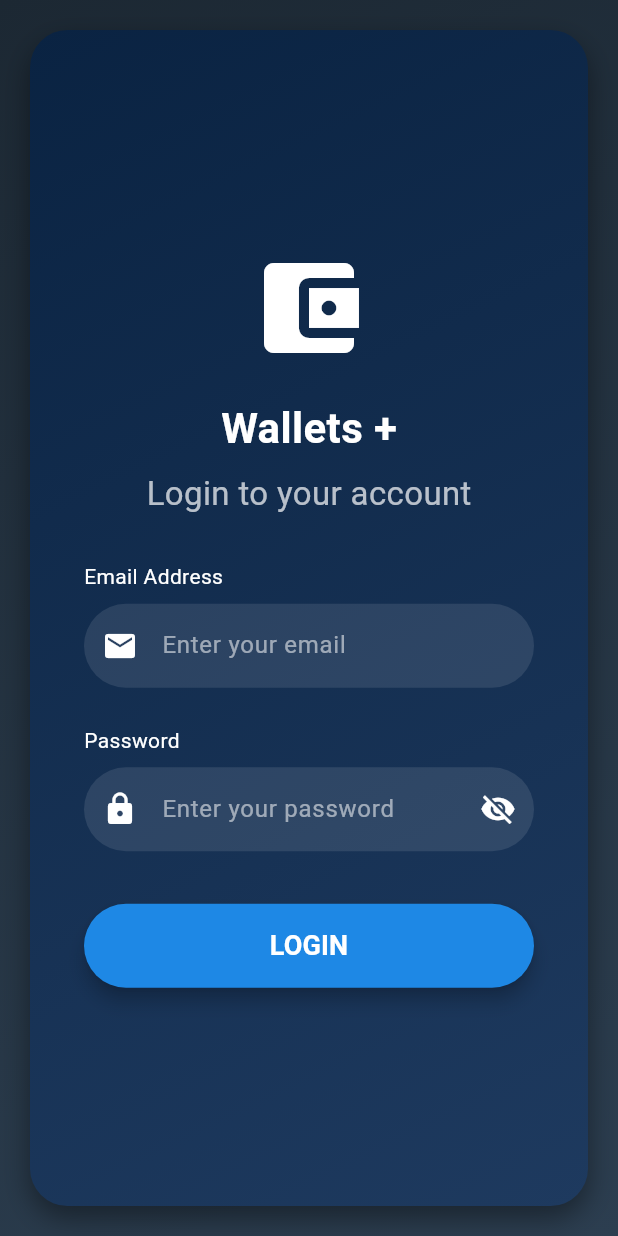
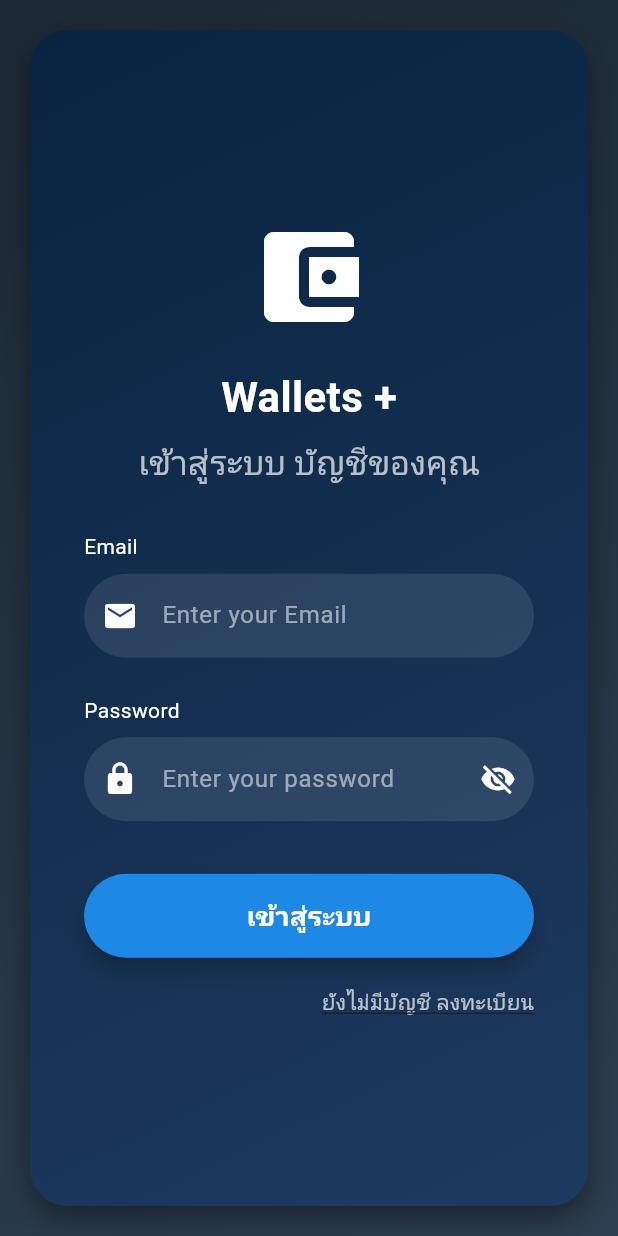
Before and after one commit to PornpapatDps/login_signup, a Flutter app: the screen it shows after launch, on a phone screen of 412 x 824 dp. Run offline on Flutter 3.47's test engine with Material 3 defaults, Android fonts, the phone set to English and light mode, and no system bars; our stand-ins replace cloud_firestore, firebase_auth, firebase_core; accounts and stored records are empty.

Commit message:
Update login.dart

```diff
--- a/lib/pages/login.dart
+++ b/lib/pages/login.dart
@@ -1,4 +1,5 @@
 import 'package:flutter/material.dart';
+import 'package:login_signup/pages/signup.dart';
 import '../database/auth.dart';
 import '../database/database_helper.dart';
 import 'transaction.dart';
@@ -18,8 +19,10 @@ class _LoginScreenState extends State<LoginScreen> {
 
   final Color primaryColor = const Color(0xFF1E88E5); // สีฟ้าสว่าง
   final Color secondaryColor = const Color(0xFF1565C0); // สีกรมท่าเข้ม
-  final Color backgroundColor = const Color(0xFF1C2833); // พื้นหลังโทนกรมท่าไล่สีเข้มไปอ่อน
-  final Color cardStartColor = const Color(0xFF0A2342); // ไล่สีการ์ดเริ่มต้น (เข้ม)
+  final Color backgroundColor =
+      const Color(0xFF1C2833); // พื้นหลังโทนกรมท่าไล่สีเข้มไปอ่อน
+  final Color cardStartColor =
+      const Color(0xFF0A2342); // ไล่สีการ์ดเริ่มต้น (เข้ม)
   final Color cardEndColor = const Color(0xFF1E3A5F); // ไล่สีการ์ด (อ่อนกว่า)
 
   Future _showAlert(BuildContext context, String message) {
@@ -27,14 +30,18 @@ class _LoginScreenState extends State<LoginScreen> {
       context: context,
       builder: (BuildContext context) {
         return AlertDialog(
-        contentPadding: EdgeInsets.zero, // ใช้เป็น 0 เพื่อให้ใช้ได้ทั้ง Container
+          contentPadding:
+              EdgeInsets.zero, // ใช้เป็น 0 เพื่อให้ใช้ได้ทั้ง Container
           shape: const RoundedRectangleBorder(
             borderRadius: BorderRadius.all(Radius.circular(18.0)),
           ),
           content: Container(
             decoration: const BoxDecoration(
               gradient: LinearGradient(
-              colors: [Color(0xFF0A2342), Color(0xFF1E3A5F)], // ไล่สีการ์ดใน Alert
+                colors: [
+                  Color(0xFF0A2342),
+                  Color(0xFF1E3A5F)
+                ], // ไล่สีการ์ดใน Alert
                 begin: Alignment.topLeft,
                 end: Alignment.bottomRight,
               ),
@@ -75,14 +82,16 @@ class _LoginScreenState extends State<LoginScreen> {
     );
   }
 
-
   @override
   Widget build(BuildContext context) {
     return Scaffold(
       body: Container(
         decoration: const BoxDecoration(
           gradient: LinearGradient(
-            colors: [Color(0xFF1C2833), Color(0xFF2C3E50)], // ไล่สีพื้นหลัง กรมท่าเข้มไปอ่อน
+            colors: [
+              Color(0xFF1C2833),
+              Color(0xFF2C3E50)
+            ], // ไล่สีพื้นหลัง กรมท่าเข้มไปอ่อน
             begin: Alignment.topLeft,
             end: Alignment.bottomRight,
           ),
@@ -127,7 +136,7 @@ class _LoginScreenState extends State<LoginScreen> {
                   ),
                   const SizedBox(height: 8.0),
                   const Text(
-                    'Login to your account',
+                    'เข้าสู่ระบบ บัญชีของคุณ',
                     style: TextStyle(
                       fontSize: 22,
                       color: Colors.white70,
@@ -135,8 +144,8 @@ class _LoginScreenState extends State<LoginScreen> {
                   ),
                   const SizedBox(height: 30.0),
                   _buildTextField(
-                    label: 'Email Address',
-                    hint: 'Enter your email',
+                    label: 'Email ',
+                    hint: 'Enter your Email ',
                     isPassword: false,
                     icon: Icons.email,
                     onChanged: (value) => _email = value,
@@ -173,13 +182,15 @@ class _LoginScreenState extends State<LoginScreen> {
                                     _passwd = '';
                                   });
                                 } else {
-                                  _showAlert(context,
-                                      'Invalid login credentials!');
+                                  _showAlert(
+                                      context, 'ข้อมูลการเข้าสู่ระบบไม่ถูกต้อง');
+
                                 }
-                              });
+                              }
+                              );
                             },
                             child: const Text(
-                              "LOGIN",
+                              "เข้าสู่ระบบ",
                               textAlign: TextAlign.center,
                               style: TextStyle(
                                 color: Colors.white,
@@ -189,19 +200,29 @@ class _LoginScreenState extends State<LoginScreen> {
                             ),
                           ),
                         ),
-                  // const SizedBox(height: 20.0),
-                  // GestureDetector(
-                  //   onTap: () {
-                  //     // Add Forgot Password Logic
-                  //   },
-                  //   child: const Text(
-                  //     "Forgot your password?",
-                  //     style: TextStyle(
-                  //       color: Colors.white70,
-                  //       decoration: TextDecoration.underline,
-                  //     ),
-                  //   ),
-                  // ),
+                  const SizedBox(height: 20.0),
+                  Column(
+                    children: [
+                      Align(
+                        alignment: Alignment.centerRight,
+                        child: GestureDetector(
+                          onTap: () {
+                            Navigator.of(context).push(MaterialPageRoute(
+                              builder: (context) =>
+                                  SignUpScreen(), // นำทางไปยังหน้าสมัครสมาชิก
+                            ));
+                          },
+                          child: const Text(
+                            "ยังไม่มีบัญชี ลงทะเบียน",
+                            style: TextStyle(
+                              color: Colors.white70,
+                              decoration: TextDecoration.underline,
+                            ),
+                          ),
+                        ),
+                      ),
+                    ],
+                  ),
                 ],
               ),
             ),
@@ -228,6 +249,7 @@ class _LoginScreenState extends State<LoginScreen> {
         const SizedBox(height: 8.0),
         TextFormField(
           onChanged: onChanged,
+          style: const TextStyle(color: Colors.white), // Set text color to white
           decoration: InputDecoration(
             prefixIcon: Icon(icon, color: Colors.white),
             filled: true,
@@ -257,13 +279,12 @@ class _LoginScreenState extends State<LoginScreen> {
       TextFormField(
         obscureText: !_isPasswordVisible,
         onChanged: (value) => _passwd = value,
+        style: const TextStyle(color: Colors.white), // Set text color to white
         decoration: InputDecoration(
           prefixIcon: const Icon(Icons.lock, color: Colors.white),
           suffixIcon: IconButton(
             icon: Icon(
-                _isPasswordVisible
-                    ? Icons.visibility
-                    : Icons.visibility_off,
+              _isPasswordVisible ? Icons.visibility : Icons.visibility_off,
               color: Colors.white,
             ),
             onPressed: () {
@@ -286,4 +307,5 @@ class _LoginScreenState extends State<LoginScreen> {
     ],
   );
 }
+
 }
```
Lines whose indentation alone changed are shown as unchanged.
